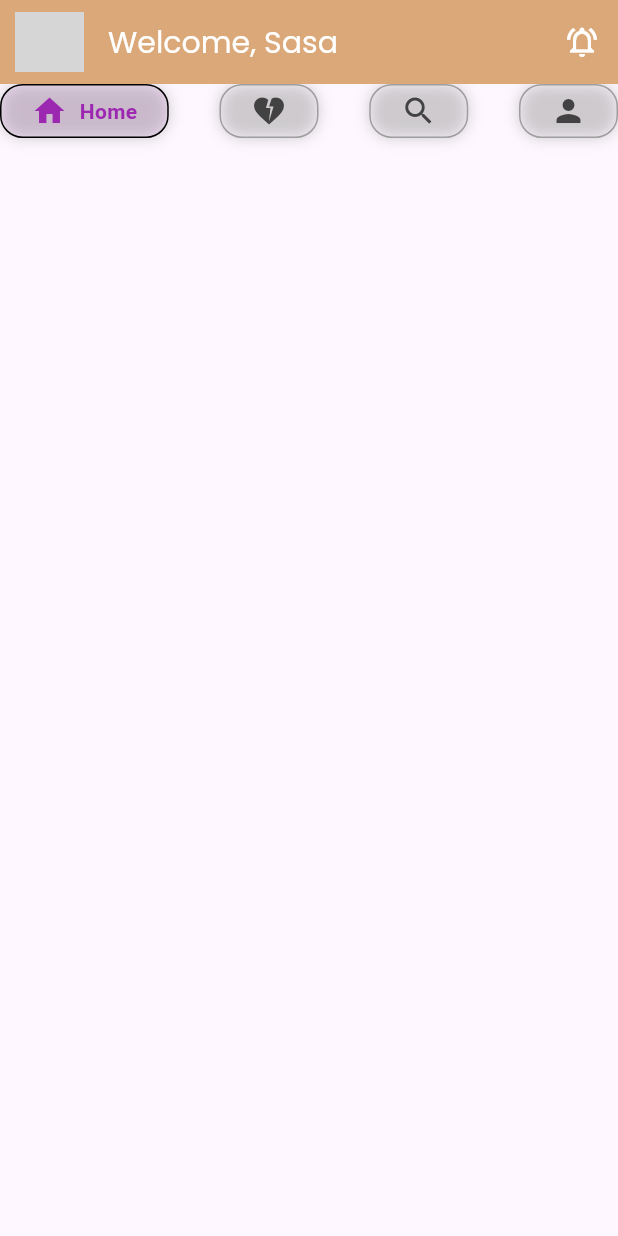
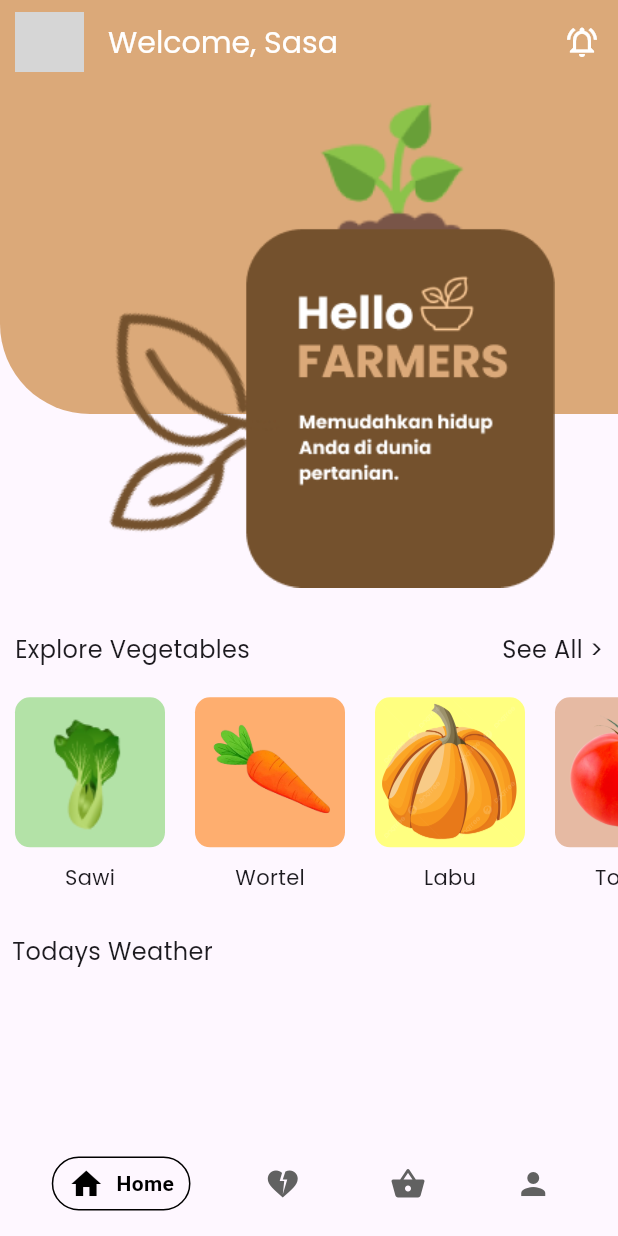
Before and after one commit to abimanyupewe/Smart-Cultivate, a Flutter app: the screen it shows after launch, on a phone screen of 412 x 824 dp. Run offline on Flutter 3.47's test engine with Material 3 defaults, Android fonts, the phone set to English and light mode, and no system bars; drawn by our look-alikes of google_nav_bar; our stand-ins replace get, google_fonts, introduction_screen; network calls fail; grey boxes are pictures that could not be loaded.

Commit message:
update hoem page

```diff
--- a/lib/pages/home.dart
+++ b/lib/pages/home.dart
@@ -1,6 +1,7 @@
 import 'package:flutter/material.dart';
 import 'package:google_fonts/google_fonts.dart';
 import 'package:google_nav_bar/google_nav_bar.dart';
+import '../widgets/vegetable_items.dart';
 
 class HomePage extends StatelessWidget {
   const HomePage({super.key});
@@ -10,6 +11,7 @@ class HomePage extends StatelessWidget {
     return Scaffold(
       appBar: AppBar(
         backgroundColor: Color(0xFFDBA979),
+        elevation: 0,
         leading: Padding(
           padding: EdgeInsets.only(left: 10, top: 8, bottom: 8),
           child: GestureDetector(
@@ -36,28 +38,104 @@ class HomePage extends StatelessWidget {
           ),
         ],
       ),
-      body: GNav(
-        rippleColor: Colors.black, // tab button ripple color when pressed
+      body: ListView(
+        scrollDirection: Axis.vertical,
+        children: [
+          Stack(
+            children: [
+              Container(
+                width: 430,
+                height: 220,
+                decoration: BoxDecoration(
+                  color: Color(0xFFDBA979),
+                  borderRadius: BorderRadius.only(
+                    bottomLeft: Radius.circular(60),
+                  ),
+                ),
+              ),
+              SizedBox(
+                width: 370,
+                child: Image.asset("assets/images/Hello farmers.png"),
+              ),
+            ],
+          ),
+          SizedBox(
+            height: 20,
+          ),
+          Column(
+            children: [
+              Padding(
+                padding: EdgeInsets.all(10),
+                child: Row(
+                  mainAxisAlignment: MainAxisAlignment.spaceBetween,
+                  children: [
+                    Text(
+                      "Explore Vegetables",
+                      style: GoogleFonts.poppins(
+                        fontSize: 16,
+                        fontWeight: FontWeight.w400,
+                      ),
+                    ),
+                    GestureDetector(
+                      onTap: () {
+                        print("See All >");
+                      },
+                      child: Text(
+                        "See All >",
+                        style: GoogleFonts.poppins(
+                          fontSize: 16,
+                          fontWeight: FontWeight.w500,
+                        ),
+                      ),
+                    ),
+                  ],
+                ),
+              ),
+              Vegetable_Items(),
+            ],
+          ),
+          SizedBox(
+            height: 20,
+          ),
+          Column(
+            mainAxisAlignment: MainAxisAlignment.start,
+            crossAxisAlignment: CrossAxisAlignment.start,
+            children: [
+              Padding(
+                padding: const EdgeInsets.all(8.0),
+                child: Text("Todays Weather",style: GoogleFonts.poppins(
+                  fontSize: 16,
+                  fontWeight: FontWeight.w400,
+                ),),
+              ),
+              SizedBox(
+                height: 20,
+              ),
+            ],
+          ),
+        ],
+      ),
+      bottomNavigationBar: SizedBox(
+        width: double.infinity,
+        height: 70,
+        child: GNav(
+          mainAxisAlignment: MainAxisAlignment.spaceEvenly,
+          selectedIndex: 0,
+          // backgroundColor: Colors.amber,
           hoverColor: Colors.black54, // tab button hover color
-        haptic: true, // haptic feedback
-        tabBorderRadius: 15,
+          haptic: false, // haptic feedback
+          tabBorderRadius: 20, // tab button border radius
+          tabMargin: EdgeInsets.symmetric(horizontal: 5, vertical: 5),
           tabActiveBorder:
               Border.all(color: Colors.black, width: 1), // tab button border
-        tabBorder:
-            Border.all(color: Colors.grey, width: 1), // tab button border
-        tabShadow: [
-          BoxShadow(color: Colors.grey.withOpacity(0.5), blurRadius: 8)
-        ], // tab button shadow
-        curve: Curves.easeOutExpo, // tab animation curves
-        duration: Duration(milliseconds: 900), // tab animation duration
+          curve: Curves.easeInOut, // tab animation curves
+          duration: Duration(milliseconds: 400), // tab animation duration
           gap: 8, // the tab button gap between icon and text
-        color: Colors.grey[800], // unselected icon color
-        activeColor: Colors.purple, // selected icon and text color
+          color: Colors.grey[700], // unselected icon color
+          activeColor: Colors.black, // selected icon and text color
           iconSize: 24, // tab button icon size
-        tabBackgroundColor:
-            Colors.purple.withOpacity(0.1), // selected tab background color
           padding: EdgeInsets.symmetric(
-            horizontal: 20, vertical: 5), // navigation bar padding
+              horizontal: 10, vertical: 5), // navigation bar padding
           tabs: [
             GButton(
               icon: Icons.home,
@@ -68,11 +146,11 @@ class HomePage extends StatelessWidget {
               text: 'Likes',
             ),
             GButton(
-            icon: Icons.search,
+              icon: Icons.shopping_basket,
               onPressed: () {
                 print("Search");
               },
-            text: 'Search',
+              text: 'Shop',
             ),
             GButton(
               icon: Icons.person,
@@ -80,6 +158,7 @@ class HomePage extends StatelessWidget {
             )
           ],
         ),
+      ),
     );
   }
 }
--- /dev/null
+++ b/lib/widgets/vegetable_items.dart
@@ -0,0 +1,97 @@
+import 'package:flutter/material.dart';
+import 'package:google_fonts/google_fonts.dart';
+
+class Vegetable_Items extends StatelessWidget {
+  final List<Map<String, dynamic>> vegetables = [
+    {
+      'name': 'Sawi',
+      'Style' : GoogleFonts.poppins(
+        fontSize: 14,
+        fontWeight: FontWeight.w500,
+      ),
+      'widget': Image.asset(
+          'assets/vegetable_images/sawi.png'), // Replace with actual image path
+      'Colors': Color(0xFFB3E2A7),
+      'Tap' : () {
+          print("Sawi");
+        },
+    },
+    {
+      'name': 'Wortel',
+      'Style' : GoogleFonts.poppins(
+        fontSize: 14,
+        fontWeight: FontWeight.w500,
+      ),
+      'widget': Image.asset(
+          'assets/vegetable_images/Wortel.png'), // Replace with actual image path
+      'Colors': Color(0xFFFEAE6F),
+    },
+    {
+      'name': 'Labu',
+      'Style' : GoogleFonts.poppins(
+        fontSize: 14,
+        fontWeight: FontWeight.w500,
+      ),
+      'widget': Image.asset(
+          'assets/vegetable_images/Labu.png'), // Replace with actual image path
+      'Colors': Color(0xFFFFFF80),
+    },
+    {
+      'name': 'Tomat',
+      'Style' : GoogleFonts.poppins(
+        fontSize: 14,
+        fontWeight: FontWeight.w500,
+      ),
+      'widget': Image.asset(
+          'assets/vegetable_images/Tomat.png'), // Replace with actual image path
+      'Colors': Color(0xFFE6BAA3),
+    },
+    {
+      'name': 'Tomat',
+      'Style' : GoogleFonts.poppins(
+        fontSize: 14,
+        fontWeight: FontWeight.w500,
+      ),
+      'widget': Image.asset(
+          'assets/vegetable_images/Tomat.png'), // Replace with actual image path
+      'Colors': Color(0xFFE6BAA3),
+    },
+    {
+      'name': 'Tomat',
+      'Style' : GoogleFonts.poppins(
+        fontSize: 14,
+        fontWeight: FontWeight.w500,
+      ),
+      'widget': Image.asset(
+          'assets/vegetable_images/Tomat.png'), // Replace with actual image path
+      'Colors': Color(0xFFE6BAA3),
+    },
+  ];
+  @override
+  Widget build(BuildContext context) {
+    return SingleChildScrollView(
+      scrollDirection: Axis.horizontal,
+      child: Row(
+        children: vegetables.map((vegetable) {
+          return GestureDetector(
+            onTap: vegetable['Tap'],
+            child: Column(
+              children: [
+                Container(
+                  width: 100,
+                  margin: EdgeInsets.all(10),
+                  decoration: BoxDecoration(
+                    color: vegetable['Colors'],
+                    borderRadius: BorderRadius.circular(10),
+                  ),
+                  child: vegetable['widget'],
+                ),
+                Text(vegetable['name'],style: vegetable['Style'],),
+              ],
+            ),
+          );
+        }).toList(),
+      ),
+    );
+  }
+}
--- /dev/null
+++ b/lib/widgets/weather.dart
@@ -0,0 +1,10 @@
+import 'package:flutter/material.dart';
+
+class Weather_Monitoring extends StatelessWidget {
+  const Weather_Monitoring({super.key});
+
+  @override
+  Widget build(BuildContext context) {
+    return const Placeholder();
+  }
+}
--- a/pubspec.yaml
+++ b/pubspec.yaml
@@ -52,6 +52,8 @@ flutter:
   # To add assets to your application, add an assets section, like this:
   assets:
     - assets/images/
+    - assets/vegetable_images/
+  # An image asset can refer to one or more resolution-specific "variants", see
   #   - images/a_dot_ham.jpeg
   # An image asset can refer to one or more resolution-specific "variants", see
   # https://flutter.dev/assets-and-images/#resolution-aware
```
Also changed, not shown: assets/images/Hello farmers.png (added), assets/vegetable_images/Labu.png (added), assets/vegetable_images/Tomat.png (added), assets/vegetable_images/Wortel.png (added), assets/vegetable_images/sawi.png (added), pubspec.lock. Lines whose indentation alone changed are shown as unchanged.
